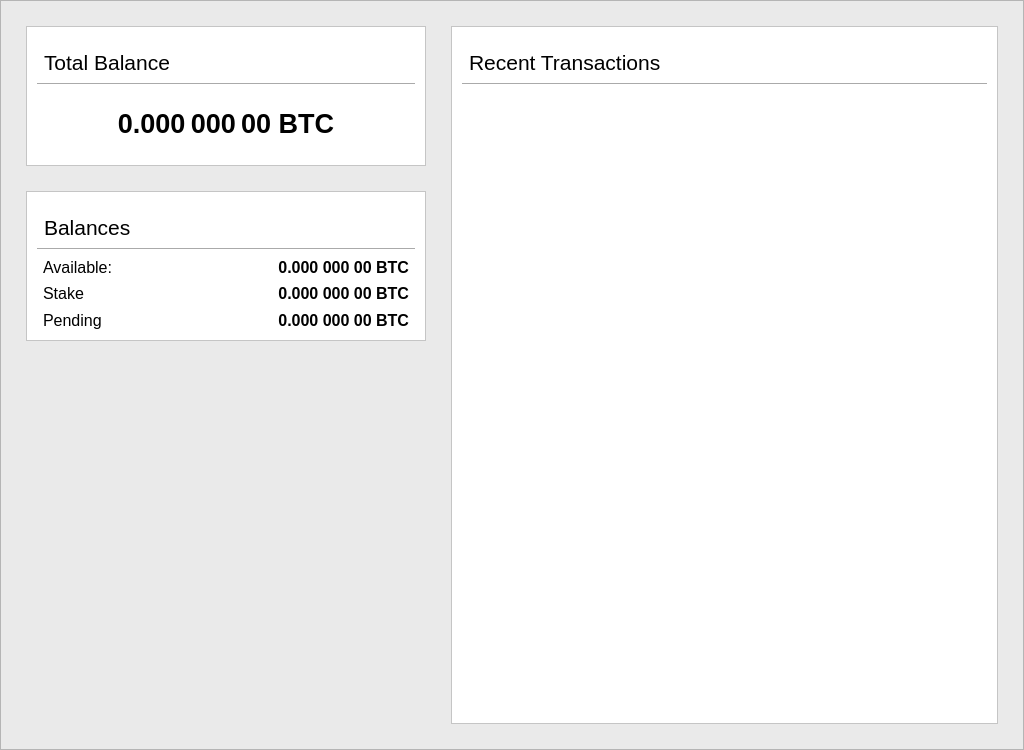
Qt form src/qt/forms/overviewpage.ui (Stipend-Developer/stipend) before a commit.
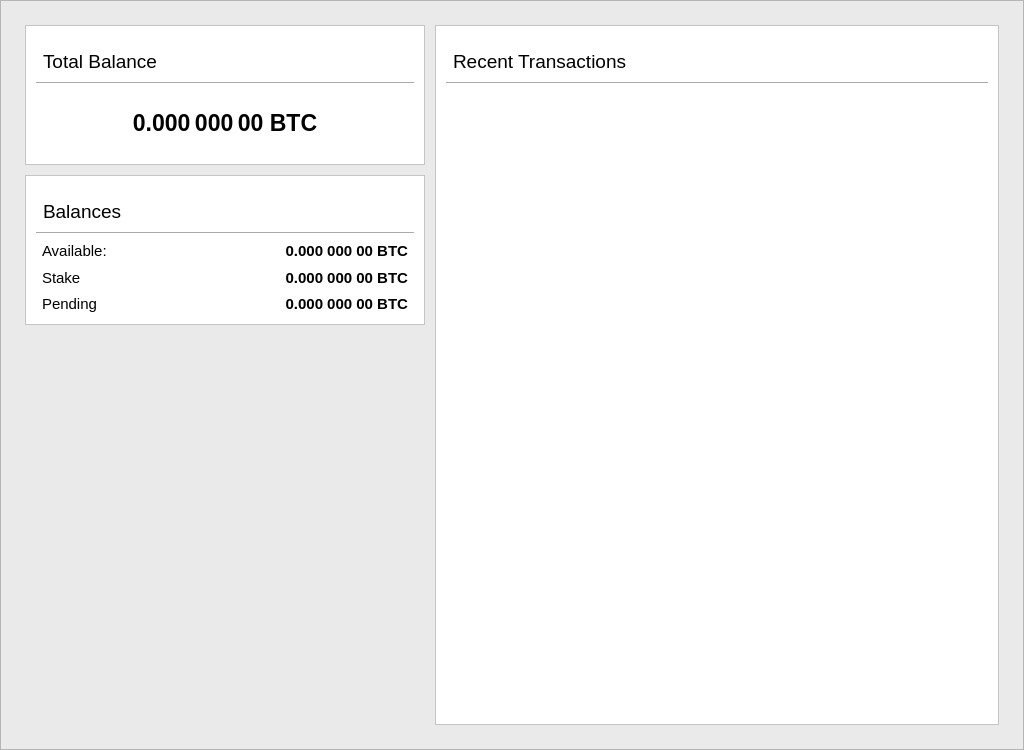
The same form after that commit.

Commit message: Modify fonts to render properly on Windows

What changed in the file:
```diff
--- a/src/qt/forms/overviewpage.ui
+++ b/src/qt/forms/overviewpage.ui
@@ -13,7 +13,13 @@
   <property name="minimumSize">
    <size>
     <width>1024</width>
-    <height>0</height>
+    <height>750</height>
+   </size>
+  </property>
+  <property name="maximumSize">
+   <size>
+    <width>16777215</width>
+    <height>16777215</height>
    </size>
   </property>
   <property name="palette">
@@ -461,26 +467,26 @@
      </property>
      <layout class="QVBoxLayout" name="verticalLayout_2">
       <property name="leftMargin">
-       <number>25</number>
+       <number>24</number>
       </property>
       <property name="topMargin">
-       <number>25</number>
+       <number>24</number>
       </property>
       <property name="rightMargin">
-       <number>25</number>
+       <number>24</number>
       </property>
       <property name="bottomMargin">
-       <number>25</number>
+       <number>24</number>
       </property>
       <item>
        <layout class="QHBoxLayout" name="horizontalLayout">
         <property name="spacing">
-         <number>25</number>
+         <number>10</number>
         </property>
         <item>
          <layout class="QVBoxLayout" name="verticalLayout_11">
           <property name="spacing">
-           <number>25</number>
+           <number>10</number>
           </property>
           <item>
            <widget class="QFrame" name="frame_5">
@@ -534,6 +540,12 @@
                </property>
                <item>
                 <widget class="QFrame" name="frame_7">
+                 <property name="minimumSize">
+                  <size>
+                   <width>0</width>
+                   <height>40</height>
+                  </size>
+                 </property>
                  <property name="maximumSize">
                   <size>
                    <width>16777215</width>
@@ -571,7 +583,7 @@
                      <widget class="QLabel" name="balanceLabel">
                       <property name="font">
                        <font>
-                        <pointsize>16</pointsize>
+                        <pointsize>14</pointsize>
                        </font>
                       </property>
                       <property name="styleSheet">
@@ -607,7 +619,7 @@
                   <widget class="QLabel" name="labelTotal">
                    <property name="font">
                     <font>
-                     <pointsize>20</pointsize>
+                     <pointsize>17</pointsize>
                      <weight>75</weight>
                      <bold>true</bold>
                     </font>
@@ -716,7 +728,7 @@
                      <widget class="QLabel" name="miscBalanceLabel">
                       <property name="font">
                        <font>
-                        <pointsize>16</pointsize>
+                        <pointsize>14</pointsize>
                        </font>
                       </property>
                       <property name="styleSheet">
@@ -750,7 +762,7 @@
                   <widget class="QLabel" name="labelPendingText">
                    <property name="font">
                     <font>
-                     <pointsize>12</pointsize>
+                     <pointsize>11</pointsize>
                     </font>
                    </property>
                    <property name="styleSheet">
@@ -765,7 +777,7 @@
                   <widget class="QLabel" name="labelStakeText">
                    <property name="font">
                     <font>
-                     <pointsize>12</pointsize>
+                     <pointsize>11</pointsize>
                     </font>
                    </property>
                    <property name="styleSheet">
@@ -780,7 +792,7 @@
                   <widget class="QLabel" name="labelStake">
                    <property name="font">
                     <font>
-                     <pointsize>12</pointsize>
+                     <pointsize>11</pointsize>
                      <weight>75</weight>
                      <bold>true</bold>
                     </font>
@@ -800,7 +812,7 @@
                   <widget class="QLabel" name="labelBalance">
                    <property name="font">
                     <font>
-                     <pointsize>12</pointsize>
+                     <pointsize>11</pointsize>
                      <weight>75</weight>
                      <bold>true</bold>
                     </font>
@@ -820,7 +832,7 @@
                   <widget class="QLabel" name="labelBalanceText">
                    <property name="font">
                     <font>
-                     <pointsize>12</pointsize>
+                     <pointsize>11</pointsize>
                     </font>
                    </property>
                    <property name="styleSheet">
@@ -835,7 +847,7 @@
                   <widget class="QLabel" name="labelUnconfirmed">
                    <property name="font">
                     <font>
-                     <pointsize>12</pointsize>
+                     <pointsize>11</pointsize>
                      <weight>75</weight>
                      <bold>true</bold>
                     </font>
@@ -958,7 +970,7 @@
                      <widget class="QLabel" name="transactionsLabel">
                       <property name="font">
                        <font>
-                        <pointsize>16</pointsize>
+                        <pointsize>14</pointsize>
                        </font>
                       </property>
                       <property name="styleSheet">
```
The commit also changes 4 other files.
